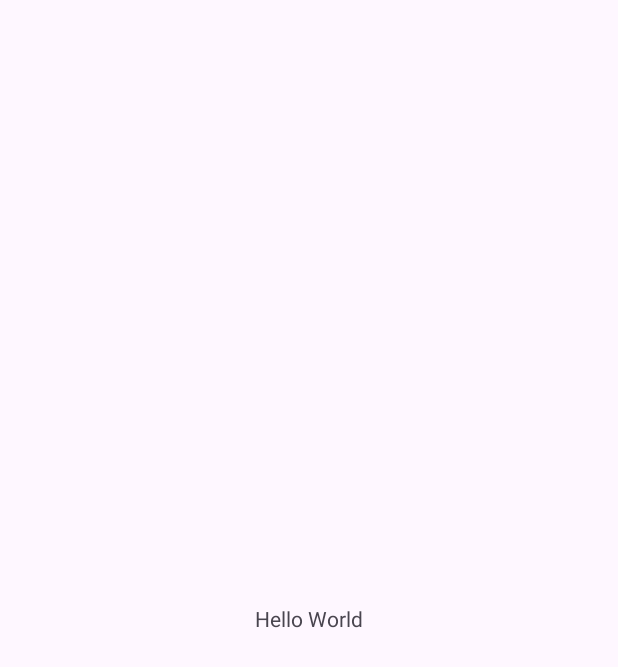
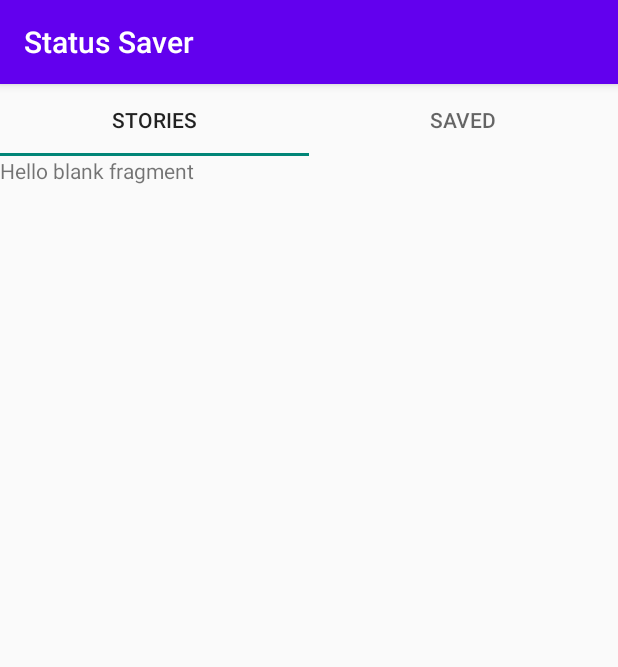
Before and after one commit to vineetpayal/Status-Saver, an Android app: the screen it shows after launch (MainActivity), on a phone screen of 412 x 824 dp. Before the commit the part shown is almost empty. Shown: the top 667 px of the screen. Run offline under Robolectric (Android 15) with nearby library versions, the phone set to English and light mode, and no system bars.

Commit message:
Implemented TabLayout with Pager.

```diff
--- a/app/src/main/AndroidManifest.xml
+++ b/app/src/main/AndroidManifest.xml
@@ -10,7 +10,7 @@
         android:label="@string/app_name"
         android:roundIcon="@mipmap/ic_launcher_round"
         android:supportsRtl="true"
-        android:theme="@style/Theme.StatusSave"
+        android:theme="@style/Theme.AppCompat.Light.NoActionBar"
         tools:targetApi="31">
         <activity
             android:name=".MainActivity"
--- /dev/null
+++ b/app/src/main/java/com/vineet/statussave/Adapters/PagerAdapter.kt
@@ -0,0 +1,35 @@
+package com.vineet.statussave.Adapters
+
+import android.content.Context
+import android.os.Parcel
+import android.os.Parcelable
+import androidx.fragment.app.Fragment
+import androidx.fragment.app.FragmentManager
+import androidx.fragment.app.FragmentPagerAdapter
+import androidx.fragment.app.FragmentStatePagerAdapter
+import com.vineet.statussave.SavedFragment
+import com.vineet.statussave.StoryFragment
+
+class PagerAdapter(var context : Context,val totalTabs : Int,fm: FragmentManager) : FragmentPagerAdapter(fm) {
+
+    override fun getCount(): Int {
+        return totalTabs
+    }
+
+    override fun getItem(position: Int): Fragment {
+        return when(position) {
+            0 -> StoryFragment()
+            1 -> SavedFragment()
+            else -> getItem(position)
+        }
+    }
+
+    override fun getPageTitle(position: Int): CharSequence? {
+        return when(position) {
+            0 -> "Stories"
+            1 -> "Saved"
+            else -> getPageTitle(position)
+        }
+    }
+
+}
--- a/app/src/main/java/com/vineet/statussave/MainActivity.kt
+++ b/app/src/main/java/com/vineet/statussave/MainActivity.kt
@@ -2,10 +2,38 @@ package com.vineet.statussave
 
 import androidx.appcompat.app.AppCompatActivity
 import android.os.Bundle
+import android.widget.Toast
+import androidx.fragment.app.FragmentManager
+import androidx.viewpager.widget.ViewPager
+import com.google.android.material.tabs.TabLayout
+import com.vineet.statussave.Adapters.PagerAdapter
 
 class MainActivity : AppCompatActivity() {
     override fun onCreate(savedInstanceState: Bundle?) {
         super.onCreate(savedInstanceState)
         setContentView(R.layout.activity_main)
+        setSupportActionBar(findViewById(R.id.my_toolbar))
+        val tabLayout = findViewById<TabLayout>(R.id.tab_layout)
+        val viewPager = findViewById<ViewPager>(R.id.pager)
+        tabLayout.setupWithViewPager(viewPager)
+        viewPager.adapter = PagerAdapter(this,2,supportFragmentManager)
+        viewPager.addOnPageChangeListener(TabLayout.TabLayoutOnPageChangeListener(tabLayout))
+        tabLayout.addOnTabSelectedListener(object :TabLayout.OnTabSelectedListener{
+            override fun onTabSelected(tab: TabLayout.Tab?) {
+                if (tab != null) {
+                    viewPager.currentItem = tab.position
+                }
+            }
+
+            override fun onTabUnselected(tab: TabLayout.Tab?) {
+
+            }
+
+            override fun onTabReselected(tab: TabLayout.Tab?) {
+                if (tab != null) {
+                    viewPager.currentItem = tab.position
+                }
+            }
+        })
     }
 }
--- /dev/null
+++ b/app/src/main/java/com/vineet/statussave/SavedFragment.kt
@@ -0,0 +1,59 @@
+package com.vineet.statussave
+
+import android.os.Bundle
+import androidx.fragment.app.Fragment
+import android.view.LayoutInflater
+import android.view.View
+import android.view.ViewGroup
+
+// TODO: Rename parameter arguments, choose names that match
+// the fragment initialization parameters, e.g. ARG_ITEM_NUMBER
+private const val ARG_PARAM1 = "param1"
+private const val ARG_PARAM2 = "param2"
+
+/**
+ * A simple [Fragment] subclass.
+ * Use the [SavedFragment.newInstance] factory method to
+ * create an instance of this fragment.
+ */
+class SavedFragment : Fragment() {
+    // TODO: Rename and change types of parameters
+    private var param1: String? = null
+    private var param2: String? = null
+
+    override fun onCreate(savedInstanceState: Bundle?) {
+        super.onCreate(savedInstanceState)
+        arguments?.let {
+            param1 = it.getString(ARG_PARAM1)
+            param2 = it.getString(ARG_PARAM2)
+        }
+    }
+
+    override fun onCreateView(
+        inflater: LayoutInflater, container: ViewGroup?,
+        savedInstanceState: Bundle?
+    ): View? {
+        // Inflate the layout for this fragment
+        return inflater.inflate(R.layout.fragment_saved, container, false)
+    }
+
+    companion object {
+        /**
+         * Use this factory method to create a new instance of
+         * this fragment using the provided parameters.
+         *
+         * @param param1 Parameter 1.
+         * @param param2 Parameter 2.
+         * @return A new instance of fragment SavedFragment.
+         */
+        // TODO: Rename and change types and number of parameters
+        @JvmStatic
+        fun newInstance(param1: String, param2: String) =
+            SavedFragment().apply {
+                arguments = Bundle().apply {
+                    putString(ARG_PARAM1, param1)
+                    putString(ARG_PARAM2, param2)
+                }
+            }
+    }
+}
--- /dev/null
+++ b/app/src/main/java/com/vineet/statussave/StoryFragment.kt
@@ -0,0 +1,41 @@
+package com.vineet.statussave
+
+import android.os.Bundle
+import androidx.fragment.app.Fragment
+import android.view.LayoutInflater
+import android.view.View
+import android.view.ViewGroup
+
+// TODO: Rename parameter arguments, choose names that match
+// the fragment initialization parameters, e.g. ARG_ITEM_NUMBER
+private const val ARG_PARAM1 = "param1"
+private const val ARG_PARAM2 = "param2"
+
+/**
+ * A simple [Fragment] subclass.
+ * Use the [StoryFragment.newInstance] factory method to
+ * create an instance of this fragment.
+ */
+class StoryFragment : Fragment() {
+    // TODO: Rename and change types of parameters
+    private var param1: String? = null
+    private var param2: String? = null
+
+    override fun onCreate(savedInstanceState: Bundle?) {
+        super.onCreate(savedInstanceState)
+        arguments?.let {
+            param1 = it.getString(ARG_PARAM1)
+            param2 = it.getString(ARG_PARAM2)
+        }
+    }
+
+    override fun onCreateView(
+        inflater: LayoutInflater, container: ViewGroup?,
+        savedInstanceState: Bundle?
+    ): View? {
+        // Inflate the layout for this fragment
+        return inflater.inflate(R.layout.fragment_story, container, false)
+
+
+    }
+}
--- a/app/src/main/res/layout/activity_main.xml
+++ b/app/src/main/res/layout/activity_main.xml
@@ -6,13 +6,35 @@
     android:layout_height="match_parent"
     tools:context=".MainActivity">
 
-    <TextView
-        android:layout_width="wrap_content"
-        android:layout_height="wrap_content"
-        android:text="Hello World"
+    <androidx.appcompat.widget.Toolbar
+        android:id="@+id/my_toolbar"
+        android:layout_width="match_parent"
+        android:layout_height="?attr/actionBarSize"
+        android:background="@color/design_default_color_primary"
+        android:elevation="4dp"
+        android:theme="@style/ThemeOverlay.AppCompat.ActionBar"
+        app:layout_constraintEnd_toEndOf="parent"
+        app:layout_constraintStart_toStartOf="parent"
+        app:layout_constraintTop_toTopOf="parent"
+        app:popupTheme="@style/ThemeOverlay.AppCompat.Light"
+        app:title="Status Saver"
+        app:titleTextColor="@color/white" />
+
+    <androidx.viewpager.widget.ViewPager
+        android:id="@+id/pager"
+        android:layout_width="match_parent"
+        android:layout_height="0dp"
         app:layout_constraintBottom_toBottomOf="parent"
         app:layout_constraintEnd_toEndOf="parent"
         app:layout_constraintStart_toStartOf="parent"
-        app:layout_constraintTop_toTopOf="parent" />
+        app:layout_constraintTop_toBottomOf="@+id/my_toolbar">
+
+        <com.google.android.material.tabs.TabLayout
+            android:id="@+id/tab_layout"
+            android:layout_width="match_parent"
+            android:layout_height="wrap_content" />
+
+    </androidx.viewpager.widget.ViewPager>
+
 
 </androidx.constraintlayout.widget.ConstraintLayout>
--- /dev/null
+++ b/app/src/main/res/layout/fragment_saved.xml
@@ -0,0 +1,14 @@
+<?xml version="1.0" encoding="utf-8"?>
+<FrameLayout xmlns:android="http://schemas.android.com/apk/res/android"
+    xmlns:tools="http://schemas.android.com/tools"
+    android:layout_width="match_parent"
+    android:layout_height="match_parent"
+    tools:context=".SavedFragment">
+
+    <!-- TODO: Update blank fragment layout -->
+    <TextView
+        android:layout_width="match_parent"
+        android:layout_height="match_parent"
+        android:text="@string/hello_blank_fragment" />
+
+</FrameLayout>
--- /dev/null
+++ b/app/src/main/res/layout/fragment_story.xml
@@ -0,0 +1,14 @@
+<?xml version="1.0" encoding="utf-8"?>
+<FrameLayout xmlns:android="http://schemas.android.com/apk/res/android"
+    xmlns:tools="http://schemas.android.com/tools"
+    android:layout_width="match_parent"
+    android:layout_height="match_parent"
+    tools:context=".StoryFragment">
+
+    <!-- TODO: Update blank fragment layout -->
+    <TextView
+        android:layout_width="match_parent"
+        android:layout_height="match_parent"
+        android:text="@string/hello_blank_fragment" />
+
+</FrameLayout>
--- a/app/src/main/res/values/strings.xml
+++ b/app/src/main/res/values/strings.xml
@@ -1,3 +1,5 @@
 <resources>
     <string name="app_name">Status Save</string>
+    <!-- TODO: Remove or change this placeholder text -->
+    <string name="hello_blank_fragment">Hello blank fragment</string>
 </resources>
```
